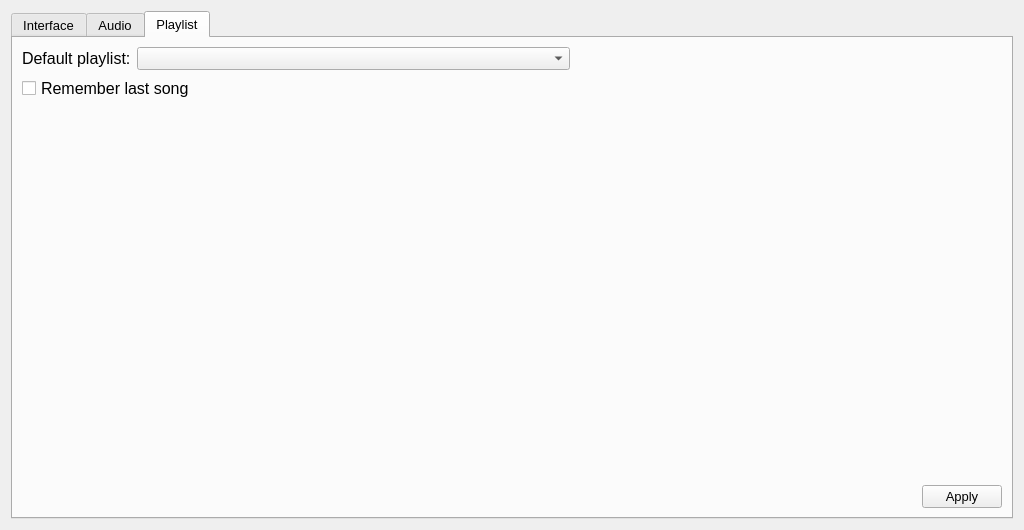
Before: the Qt Designer form src/settings.ui in brookiestein/QBitMPlayer, drawn with Qt 5.
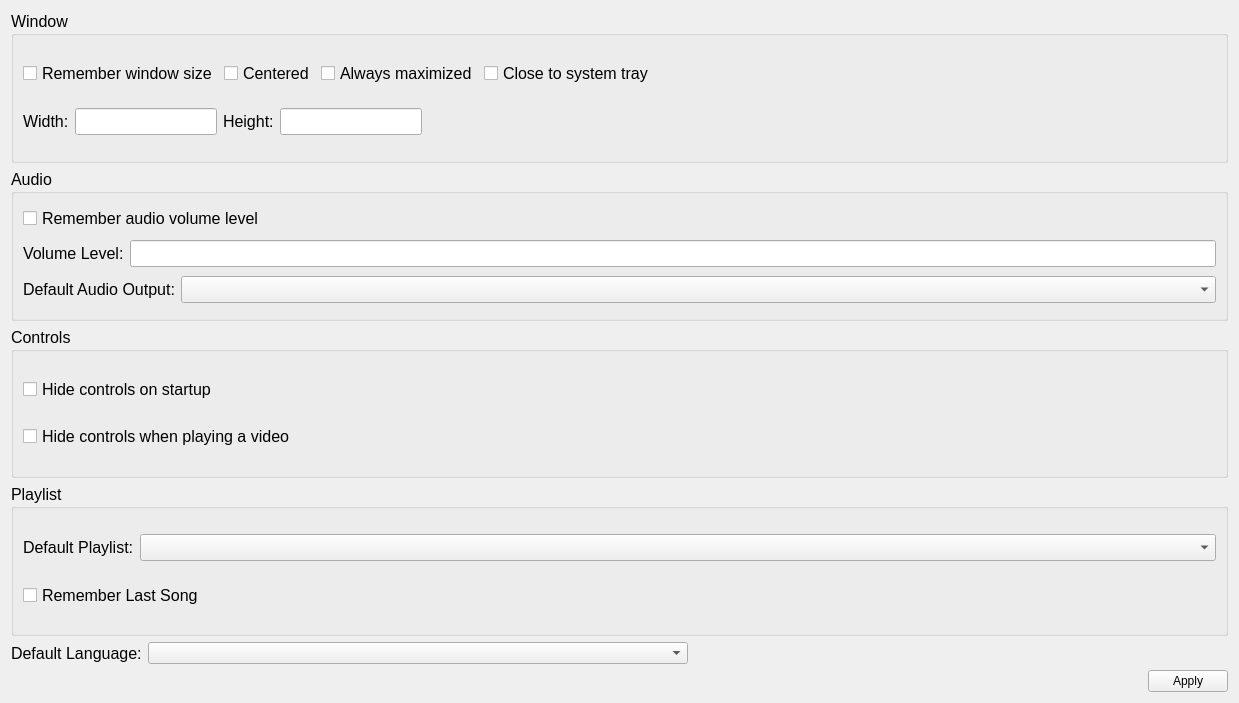
After: the same form once the commit is applied.

```diff
--- a/src/settings.ui
+++ b/src/settings.ui
@@ -6,8 +6,8 @@
    <rect>
     <x>0</x>
     <y>0</y>
-    <width>1024</width>
-    <height>530</height>
+    <width>1239</width>
+    <height>703</height>
    </rect>
   </property>
   <property name="windowTitle">
@@ -15,37 +15,19 @@
   </property>
   <layout class="QGridLayout" name="gridLayout">
    <item row="0" column="0">
-    <widget class="QTabWidget" name="tabWidget">
-     <property name="font">
-      <font>
-       <pointsize>10</pointsize>
-      </font>
-     </property>
-     <property name="tabPosition">
-      <enum>QTabWidget::TabPosition::North</enum>
-     </property>
-     <property name="tabShape">
-      <enum>QTabWidget::TabShape::Rounded</enum>
-     </property>
-     <property name="currentIndex">
-      <number>2</number>
-     </property>
-     <property name="elideMode">
-      <enum>Qt::TextElideMode::ElideNone</enum>
-     </property>
-     <widget class="QWidget" name="interfaceTab">
-      <property name="font">
-       <font>
-        <pointsize>10</pointsize>
-       </font>
-      </property>
-      <attribute name="title">
-       <string>Interface</string>
-      </attribute>
-      <layout class="QGridLayout" name="gridLayout_2" rowstretch="0,0,0,0">
-       <item row="0" column="0">
         <layout class="QVBoxLayout" name="verticalLayout">
          <item>
+      <widget class="QGroupBox" name="windowGroupBox">
+       <property name="font">
+        <font>
+         <pointsize>12</pointsize>
+        </font>
+       </property>
+       <property name="title">
+        <string>Window</string>
+       </property>
+       <layout class="QGridLayout" name="gridLayout_6">
+        <item row="0" column="0">
           <layout class="QHBoxLayout" name="horizontalLayout_6">
            <item>
             <widget class="QCheckBox" name="rememberWindowSizeCheckBox">
@@ -95,18 +77,6 @@
              </property>
             </widget>
            </item>
-           <item>
-            <widget class="QCheckBox" name="hideControlsCheckBox">
-             <property name="font">
-              <font>
-               <pointsize>12</pointsize>
-              </font>
-             </property>
-             <property name="text">
-              <string>Hide controls</string>
-             </property>
-            </widget>
-           </item>
            <item>
             <spacer name="horizontalSpacer_5">
              <property name="orientation">
@@ -122,7 +92,7 @@
            </item>
           </layout>
          </item>
-         <item>
+        <item row="1" column="0">
           <layout class="QHBoxLayout" name="horizontalLayout" stretch="0,0,0,0,1">
            <item>
             <widget class="QLabel" name="widthLabel">
@@ -170,112 +140,21 @@
           </layout>
          </item>
         </layout>
-       </item>
-       <item row="2" column="0">
-        <spacer name="verticalSpacer">
-         <property name="orientation">
-          <enum>Qt::Orientation::Vertical</enum>
-         </property>
-         <property name="sizeHint" stdset="0">
-          <size>
-           <width>20</width>
-           <height>40</height>
-          </size>
-         </property>
-        </spacer>
-       </item>
-       <item row="1" column="0">
-        <layout class="QHBoxLayout" name="languageHorizontalLayout" stretch="0,1,1">
-         <item>
-          <widget class="QLabel" name="defaultLanguageLabel">
-           <property name="font">
-            <font>
-             <pointsize>12</pointsize>
-            </font>
-           </property>
-           <property name="text">
-            <string>Default Language:</string>
-           </property>
           </widget>
          </item>
          <item>
-          <widget class="QComboBox" name="defaultLanguageComboBox"/>
-         </item>
-         <item>
-          <spacer name="horizontalSpacer_8">
-           <property name="orientation">
-            <enum>Qt::Orientation::Horizontal</enum>
-           </property>
-           <property name="sizeHint" stdset="0">
-            <size>
-             <width>40</width>
-             <height>20</height>
-            </size>
-           </property>
-          </spacer>
-         </item>
-        </layout>
-       </item>
-       <item row="3" column="0">
-        <layout class="QHBoxLayout" name="horizontalLayout_2">
-         <item>
-          <widget class="QLabel" name="windowStateLabel">
+      <widget class="QGroupBox" name="audioGroupBox">
            <property name="font">
             <font>
              <pointsize>12</pointsize>
             </font>
            </property>
-           <property name="text">
-            <string/>
-           </property>
-          </widget>
-         </item>
-         <item>
-          <spacer name="horizontalSpacer_2">
-           <property name="orientation">
-            <enum>Qt::Orientation::Horizontal</enum>
-           </property>
-           <property name="sizeHint" stdset="0">
-            <size>
-             <width>40</width>
-             <height>20</height>
-            </size>
-           </property>
-          </spacer>
-         </item>
-         <item>
-          <widget class="QPushButton" name="applyInterfaceSettingsButton">
-           <property name="text">
-            <string>Apply</string>
-           </property>
-          </widget>
-         </item>
-        </layout>
-       </item>
-      </layout>
-     </widget>
-     <widget class="QWidget" name="audioTab">
-      <attribute name="title">
+       <property name="title">
        <string>Audio</string>
-      </attribute>
-      <layout class="QGridLayout" name="gridLayout_3">
-       <item row="2" column="0">
-        <spacer name="verticalSpacer_2">
-         <property name="orientation">
-          <enum>Qt::Orientation::Vertical</enum>
-         </property>
-         <property name="sizeHint" stdset="0">
-          <size>
-           <width>20</width>
-           <height>40</height>
-          </size>
-         </property>
-        </spacer>
-       </item>
-       <item row="0" column="0">
-        <layout class="QVBoxLayout" name="volumeVerticalLayout">
+       </property>
+       <layout class="QVBoxLayout" name="verticalLayout_2">
          <item>
-          <layout class="QHBoxLayout" name="horizontalLayout_3">
+         <layout class="QHBoxLayout" name="horizontalLayout_9">
            <item>
             <widget class="QCheckBox" name="rememberVolumeLevelCheckBox">
              <property name="font">
@@ -291,46 +170,23 @@
           </layout>
          </item>
          <item>
-          <layout class="QHBoxLayout" name="volumeHorizontalLayout" stretch="0,0,1">
+         <layout class="QHBoxLayout" name="volumeHorizontalLayout">
            <item>
             <widget class="QLabel" name="volumeLevelLabel">
-             <property name="font">
-              <font>
-               <pointsize>12</pointsize>
-              </font>
-             </property>
              <property name="text">
-              <string>Volume level:</string>
+             <string>Volume Level:</string>
              </property>
             </widget>
            </item>
            <item>
             <widget class="QLineEdit" name="volumeLevelEdit"/>
            </item>
-           <item>
-            <spacer name="horizontalSpacer_4">
-             <property name="orientation">
-              <enum>Qt::Orientation::Horizontal</enum>
-             </property>
-             <property name="sizeHint" stdset="0">
-              <size>
-               <width>40</width>
-               <height>20</height>
-              </size>
-             </property>
-            </spacer>
-           </item>
           </layout>
          </item>
          <item>
-          <layout class="QHBoxLayout" name="defaultAudioOutputHorizontalLayout" stretch="0,1">
+         <layout class="QHBoxLayout" name="audioOutputsHorizontalLayout" stretch="0,1">
            <item>
             <widget class="QLabel" name="defaultAudioOutputLabel">
-             <property name="font">
-              <font>
-               <pointsize>12</pointsize>
-              </font>
-             </property>
              <property name="text">
               <string>Default Audio Output:</string>
              </property>
@@ -342,154 +198,145 @@
           </layout>
          </item>
         </layout>
-       </item>
-       <item row="3" column="0">
-        <layout class="QHBoxLayout" name="applyHorizontalLayout">
+      </widget>
+     </item>
          <item>
-          <widget class="QLabel" name="audioStateLabel">
+      <widget class="QGroupBox" name="controlsGroupBox">
            <property name="font">
             <font>
              <pointsize>12</pointsize>
             </font>
            </property>
+       <property name="title">
+        <string>Controls</string>
+       </property>
+       <layout class="QGridLayout" name="gridLayout_5">
+        <item row="0" column="0">
+         <widget class="QCheckBox" name="hideControlsAtStartupCheckBox">
+          <property name="font">
+           <font>
+            <pointsize>12</pointsize>
+           </font>
+          </property>
            <property name="text">
-            <string/>
+           <string>Hide controls on startup</string>
            </property>
           </widget>
          </item>
-         <item>
-          <spacer name="horizontalSpacer_3">
-           <property name="orientation">
-            <enum>Qt::Orientation::Horizontal</enum>
-           </property>
-           <property name="sizeHint" stdset="0">
-            <size>
-             <width>40</width>
-             <height>20</height>
-            </size>
-           </property>
-          </spacer>
-         </item>
-         <item>
-          <widget class="QPushButton" name="applyAudioSettingsButton">
+        <item row="1" column="0">
+         <widget class="QCheckBox" name="hideControlsOnVideoCheckBox">
            <property name="text">
-            <string>Apply</string>
+           <string>Hide controls when playing a video</string>
            </property>
           </widget>
          </item>
         </layout>
-       </item>
-      </layout>
-     </widget>
-     <widget class="QWidget" name="playlistTab">
-      <attribute name="title">
+      </widget>
+     </item>
+     <item>
+      <widget class="QGroupBox" name="playlistGroupBox">
+       <property name="font">
+        <font>
+         <pointsize>12</pointsize>
+        </font>
+       </property>
+       <property name="title">
        <string>Playlist</string>
-      </attribute>
-      <layout class="QGridLayout" name="gridLayout_4">
-       <item row="2" column="0">
-        <spacer name="verticalSpacer_3">
-         <property name="orientation">
-          <enum>Qt::Orientation::Vertical</enum>
-         </property>
-         <property name="sizeHint" stdset="0">
-          <size>
-           <width>20</width>
-           <height>40</height>
-          </size>
-         </property>
-        </spacer>
-       </item>
-       <item row="0" column="0">
-        <layout class="QVBoxLayout" name="verticalLayout_3">
+       </property>
+       <layout class="QVBoxLayout" name="verticalLayout_4">
          <item>
-          <layout class="QHBoxLayout" name="horizontalLayout_5" stretch="0,1,1">
+         <layout class="QHBoxLayout" name="playlistHorizontalLayout" stretch="0,1">
            <item>
             <widget class="QLabel" name="defaultPlaylistLabel">
-             <property name="font">
-              <font>
-               <pointsize>12</pointsize>
-              </font>
-             </property>
              <property name="text">
-              <string>Default playlist:</string>
+             <string>Default Playlist:</string>
              </property>
             </widget>
            </item>
            <item>
             <widget class="QComboBox" name="defaultPlaylistComboBox"/>
            </item>
-           <item>
-            <spacer name="horizontalSpacer_7">
-             <property name="orientation">
-              <enum>Qt::Orientation::Horizontal</enum>
-             </property>
-             <property name="sizeHint" stdset="0">
-              <size>
-               <width>40</width>
-               <height>20</height>
-              </size>
-             </property>
-            </spacer>
-           </item>
-          </layout>
-         </item>
-        </layout>
-       </item>
-       <item row="3" column="0">
-        <layout class="QHBoxLayout" name="horizontalLayout_7">
-         <item>
-          <widget class="QLabel" name="playlistStateLabel">
-           <property name="font">
-            <font>
-             <pointsize>12</pointsize>
-            </font>
-           </property>
-           <property name="text">
-            <string/>
-           </property>
-          </widget>
-         </item>
-         <item>
-          <spacer name="horizontalSpacer_6">
-           <property name="orientation">
-            <enum>Qt::Orientation::Horizontal</enum>
-           </property>
-           <property name="sizeHint" stdset="0">
-            <size>
-             <width>40</width>
-             <height>20</height>
-            </size>
-           </property>
-          </spacer>
-         </item>
-         <item>
-          <widget class="QPushButton" name="applyPlaylistSettingsButton">
-           <property name="text">
-            <string>Apply</string>
-           </property>
-          </widget>
-         </item>
-        </layout>
-       </item>
-       <item row="1" column="0">
-        <layout class="QHBoxLayout" name="horizontalLayout_4">
+         </layout>
+        </item>
          <item>
           <widget class="QCheckBox" name="rememberLastSongCheckBox">
+          <property name="text">
+           <string>Remember Last Song</string>
+          </property>
+         </widget>
+        </item>
+       </layout>
+      </widget>
+     </item>
+     <item>
+      <layout class="QHBoxLayout" name="languageHorizontalLayout" stretch="0,1,1">
+       <item>
+        <widget class="QLabel" name="defaultLanguageLabel">
            <property name="font">
             <font>
              <pointsize>12</pointsize>
             </font>
            </property>
            <property name="text">
-            <string>Remember last song</string>
+          <string>Default Language:</string>
            </property>
           </widget>
          </item>
-        </layout>
+       <item>
+        <widget class="QComboBox" name="defaultLanguageComboBox"/>
        </item>
+       <item>
+        <spacer name="horizontalSpacer_8">
+         <property name="orientation">
+          <enum>Qt::Orientation::Horizontal</enum>
+         </property>
+         <property name="sizeHint" stdset="0">
+          <size>
+           <width>40</width>
+           <height>20</height>
+          </size>
+         </property>
+        </spacer>
+       </item>
       </layout>
-     </widget>
-    </widget>
+     </item>
+     <item>
+      <layout class="QHBoxLayout" name="footerHorizontalLayout">
+       <item>
+        <widget class="QLabel" name="windowStateLabel">
+         <property name="font">
+          <font>
+           <pointsize>12</pointsize>
+          </font>
+         </property>
+         <property name="text">
+          <string/>
+         </property>
+        </widget>
+       </item>
+       <item>
+        <spacer name="horizontalSpacer_2">
+         <property name="orientation">
+          <enum>Qt::Orientation::Horizontal</enum>
+         </property>
+         <property name="sizeHint" stdset="0">
+          <size>
+           <width>40</width>
+           <height>20</height>
+          </size>
+         </property>
+        </spacer>
+       </item>
+       <item>
+        <widget class="QPushButton" name="applySettingsButton">
+         <property name="text">
+          <string>Apply</string>
+         </property>
+        </widget>
+       </item>
+      </layout>
+     </item>
+    </layout>
    </item>
   </layout>
  </widget>
```
Lines whose indentation alone changed are shown as unchanged.
